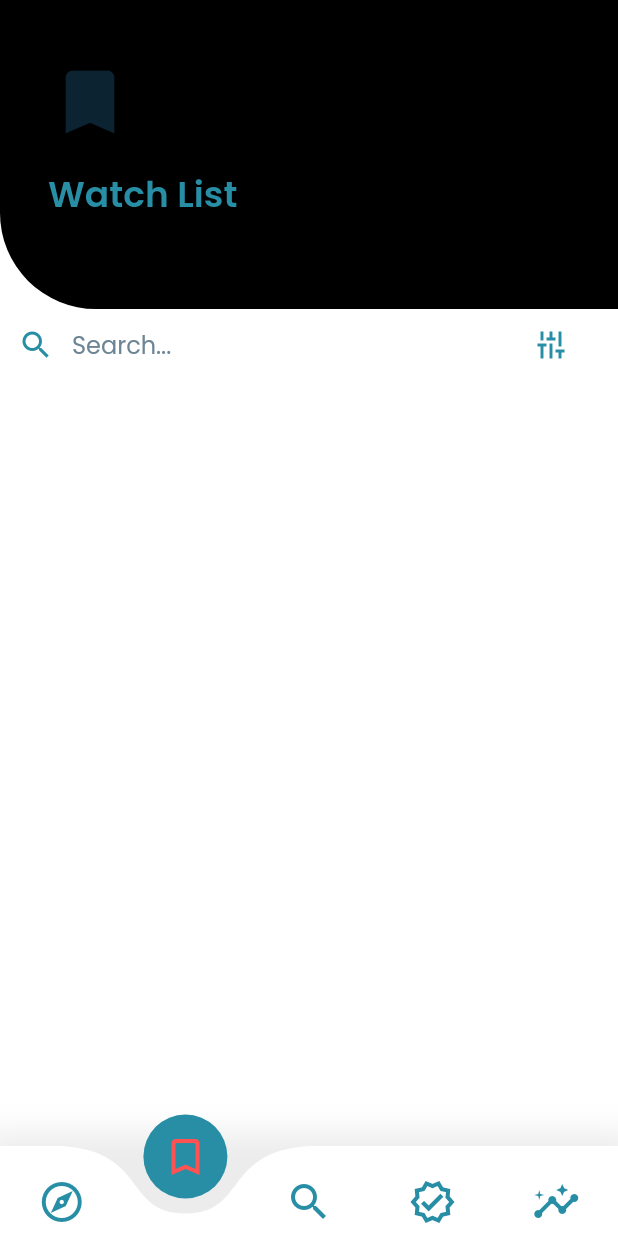
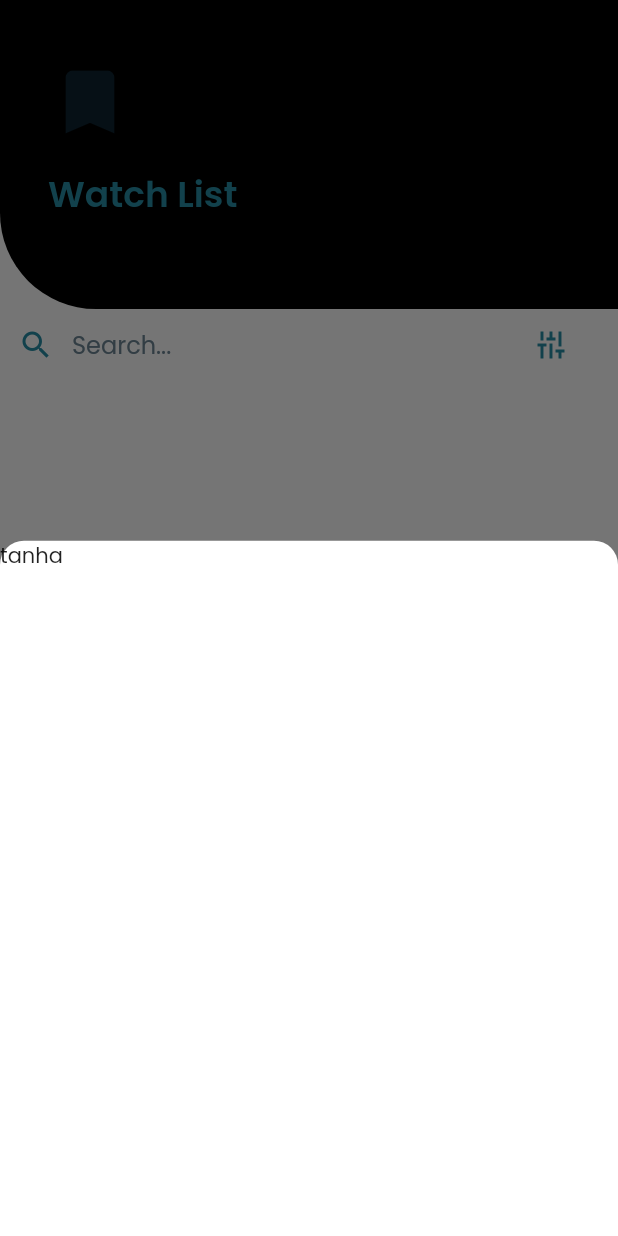
Before and after one commit to ItsTheKayBee/BigPicture, a Flutter app: the screen it shows after launch, item 2 of the bottom bar chosen, after a tap on the "tune" icon, on a phone screen of 412 x 824 dp. Run offline on Flutter 3.47's test engine with Material 2 defaults, Android fonts, the phone set to English and light mode, and no system bars; drawn by our look-alikes of curved_navigation_bar; our stand-ins replace cached_network_image, youtube_player_flutter; missing offline and left inert: country_codes; network calls fail.

Commit message:
made class for filter object

```diff
--- /dev/null
+++ b/lib/models/filter.dart
@@ -0,0 +1,19 @@
+class Filter {
+  List? genres;
+  List? actors;
+  List? directors;
+  int? year;
+  String? fromDate;
+  String? toDate;
+  List? keywords;
+
+  Filter({
+    this.actors,
+    this.directors,
+    this.fromDate,
+    this.genres,
+    this.keywords,
+    this.toDate,
+    this.year,
+  });
+}
--- /dev/null
+++ b/lib/widgets/filter_modal.dart
@@ -0,0 +1,20 @@
+import 'package:big_picture/constants/styles.dart';
+import 'package:flutter/material.dart';
+
+class FilterModal extends StatelessWidget {
+  @override
+  Widget build(BuildContext context) {
+    Size size = MediaQuery.of(context).size;
+    return Container(
+      height: size.height * 0.6,
+      decoration: BoxDecoration(
+        color: Colors.white,
+        borderRadius: BorderRadius.only(
+          topLeft: Radius.circular(size4),
+          topRight: Radius.circular(size4),
+        ),
+      ),
+      child: Text('tanha'),
+    );
+  }
+}
--- a/lib/widgets/movies_list_layout.dart
+++ b/lib/widgets/movies_list_layout.dart
@@ -1,3 +1,4 @@
+import 'package:big_picture/widgets/filter_modal.dart';
 import 'package:flutter/material.dart';
 
 import '../constants/strings.dart';
@@ -92,7 +93,16 @@ class _MoviesListLayoutState extends State<MoviesListLayout> {
                           Icons.tune_outlined,
                           color: fontColorDark,
                         ),
-                        onPressed: () {},
+                        onPressed: () {
+                          showModalBottomSheet(
+                            context: context,
+                            enableDrag: false,
+                            backgroundColor: Colors.transparent,
+                            builder: (ctx) {
+                              return FilterModal();
+                            },
+                          );
+                        },
                       ),
                     ),
                   ),
```
Also changed, not shown: lib/models/searchModel.dart (+25 -0 lines).
